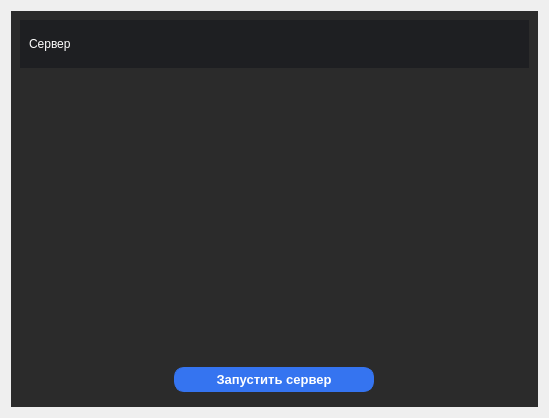
First picture: the form in src/gui/ui/main_window.ui, repository PavelSbvt/The_epic_RPG_battle, before the edit.
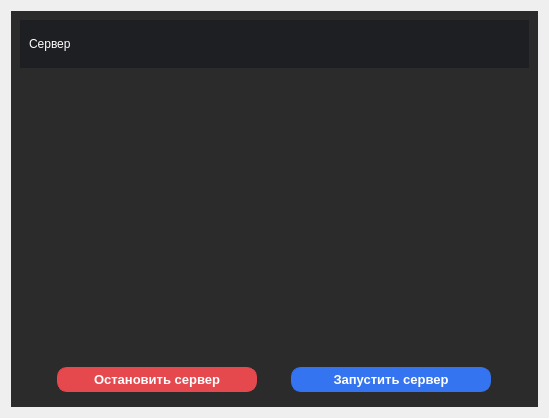
Second picture: the form after the edit.

Commit message: > [src/gui/ui/main_window.ui] - created a server stop button in the form

What changed in the file:
```diff
--- a/src/gui/ui/main_window.ui
+++ b/src/gui/ui/main_window.ui
@@ -90,6 +90,52 @@
 }</string>
         </property>
         <layout class="QHBoxLayout" name="horizontalLayout_2">
+         <item>
+          <widget class="QPushButton" name="buttonStopServer">
+           <property name="minimumSize">
+            <size>
+             <width>200</width>
+             <height>35</height>
+            </size>
+           </property>
+           <property name="maximumSize">
+            <size>
+             <width>200</width>
+             <height>35</height>
+            </size>
+           </property>
+           <property name="styleSheet">
+            <string notr="true">QPushButton {
+    background-color: #E5484D;
+    color: #FFFFFF;           
+    border: 1px solid #E5484D;
+    border-radius: 10px;       
+    padding: 4px 16px;
+    font-size: 13px;
+    font-weight: 500;
+}
+
+QPushButton:hover {
+    background-color: #ED5F63;
+    border: 1px solid #ED5F63;
+}
+
+QPushButton:pressed {
+    background-color: #C93B40; 
+    border: 1px solid #C93B40;
+}
+
+QPushButton:disabled {
+    background-color: #4C525E; 
+    color: #8A909C;
+    border: 1px solid #4C525E;
+}</string>
+           </property>
+           <property name="text">
+            <string>Остановить сервер</string>
+           </property>
+          </widget>
+         </item>
          <item>
           <widget class="QPushButton" name="buttonRunServer">
            <property name="minimumSize">
```
